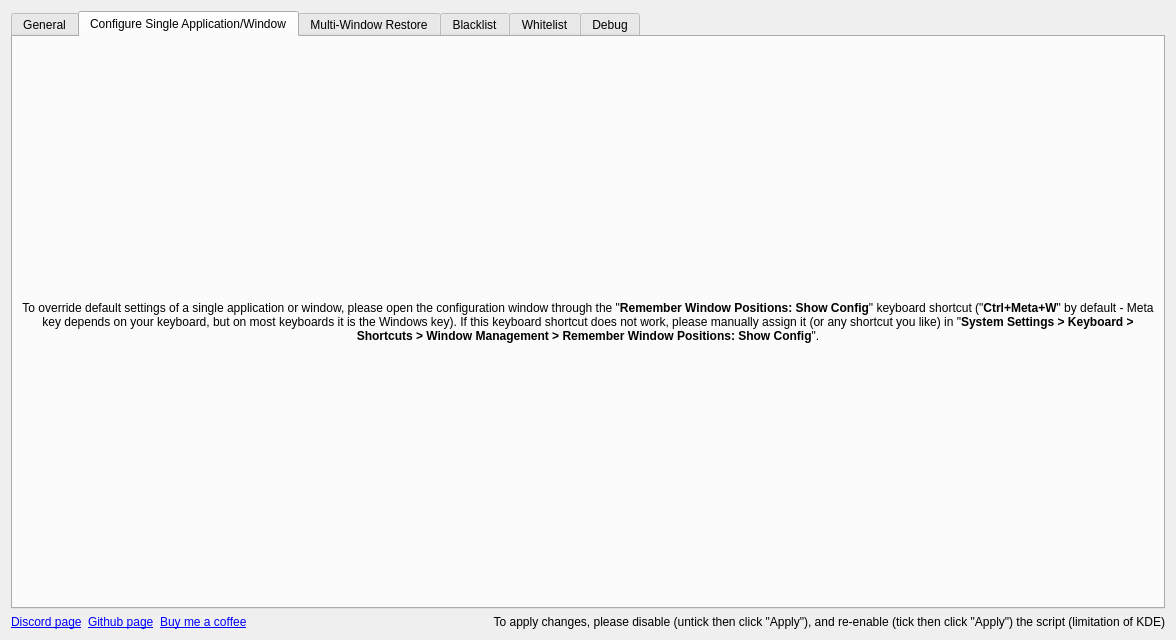
rxappdev/RememberWindowPositions, file src/contents/ui/config.ui: the form before one commit.
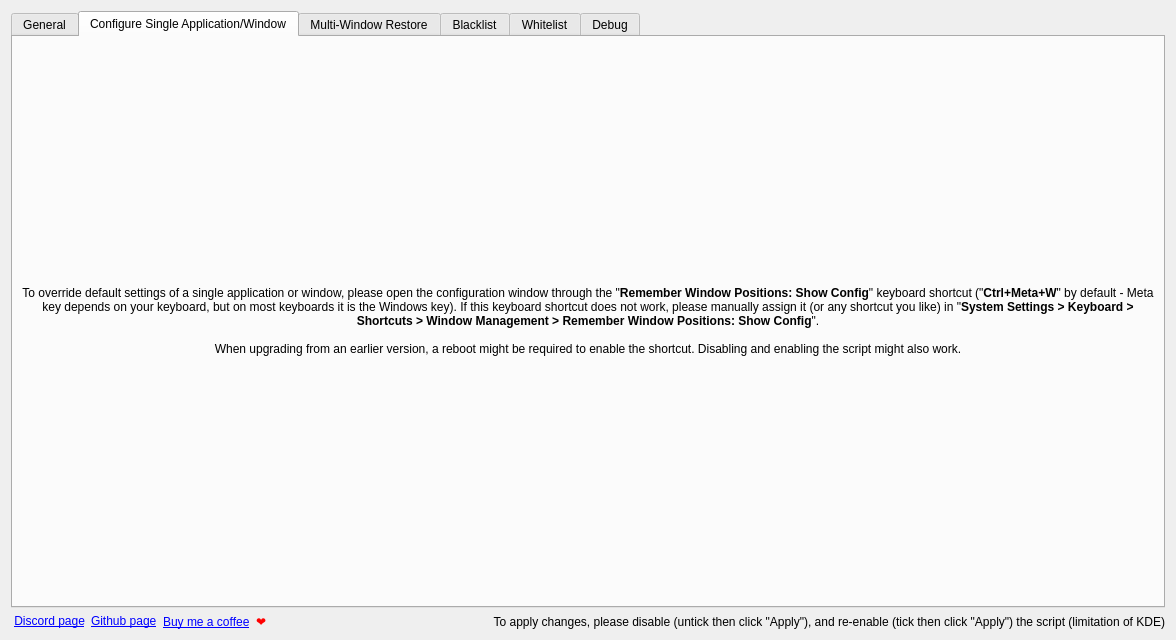
The form after the commit. The open tabs and pages were chosen to show the change. Icons and pictures are not drawn.

Commit message: Fixed override dialog issue with certain themes

The edit to the form file:
```diff
--- a/src/contents/ui/config.ui
+++ b/src/contents/ui/config.ui
@@ -319,7 +319,9 @@
           </sizepolicy>
          </property>
          <property name="text">
-          <string>To override default settings of a single application or window, please open the configuration window through the &quot;&lt;b&gt;Remember Window Positions: Show Config&lt;/b&gt;&quot; keyboard shortcut (&quot;&lt;b&gt;Ctrl+Meta+W&lt;/b&gt;&quot; by default - Meta key depends on your keyboard, but on most keyboards it is the Windows key). If this keyboard shortcut does not work, please manually assign it (or any shortcut you like) in &quot;&lt;b&gt;System Settings &gt; Keyboard &gt; Shortcuts &gt; Window Management &gt; Remember Window Positions: Show Config&lt;/b&gt;&quot;.</string>
+          <string>To override default settings of a single application or window, please open the configuration window through the &quot;&lt;b&gt;Remember Window Positions: Show Config&lt;/b&gt;&quot; keyboard shortcut (&quot;&lt;b&gt;Ctrl+Meta+W&lt;/b&gt;&quot; by default - Meta key depends on your keyboard, but on most keyboards it is the Windows key). If this keyboard shortcut does not work, please manually assign it (or any shortcut you like) in &quot;&lt;b&gt;System Settings &gt; Keyboard &gt; Shortcuts &gt; Window Management &gt; Remember Window Positions: Show Config&lt;/b&gt;&quot;.
+&lt;br&gt;&lt;br&gt;
+When upgrading from an earlier version, a reboot might be required to enable the shortcut. Disabling and enabling the script might also work.</string>
          </property>
          <property name="alignment">
           <set>Qt::AlignmentFlag::AlignCenter</set>
@@ -704,10 +706,10 @@
         <string>https://discord.gg/Js6AYsnQQj</string>
        </property>
        <property name="text">
-        <string>&lt;a href=&quot;https://discord.gg/Js6AYsnQQj&quot;&gt;Discord page&lt;/a&gt;</string>
+        <string>&amp;nbsp;&lt;a href=&quot;https://discord.gg/Js6AYsnQQj&quot;&gt;Discord page&lt;/a&gt;</string>
        </property>
        <property name="margin">
-        <number>8</number>
+        <number>0</number>
        </property>
        <property name="openExternalLinks">
         <bool>true</bool>
@@ -745,10 +747,10 @@
         <string>https://buymeacoffee.com/rxappdev</string>
        </property>
        <property name="text">
-        <string>&lt;a href=&quot;https://buymeacoffee.com/rxappdev&quot;&gt;Buy me a coffee&lt;/a&gt;</string>
+        <string>&lt;a href=&quot;https://buymeacoffee.com/rxappdev&quot;&gt;Buy me a coffee&lt;/a&gt;&amp;nbsp;&amp;nbsp;&lt;b style=&quot;color:#FF0000&quot;&gt;❤&lt;/b&gt;</string>
        </property>
        <property name="margin">
-        <number>8</number>
+        <number>0</number>
        </property>
        <property name="openExternalLinks">
         <bool>true</bool>
```
The commit also changes 2 other files.
